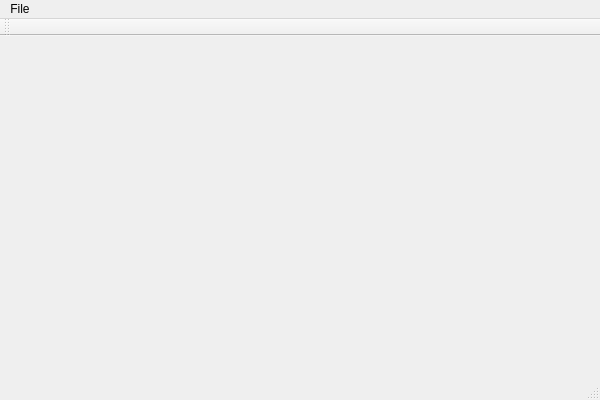
Old version of the form mainwindow.ui in the repository rizzlesauce/image-manipulator.
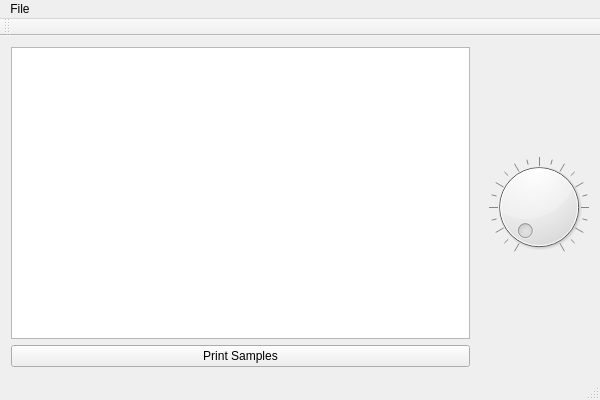
New version of the form.

Patch:
```diff
--- a/mainwindow.ui
+++ b/mainwindow.ui
@@ -10,10 +10,56 @@
     <height>400</height>
    </rect>
   </property>
+  <property name="sizePolicy">
+   <sizepolicy hsizetype="MinimumExpanding" vsizetype="MinimumExpanding">
+    <horstretch>0</horstretch>
+    <verstretch>0</verstretch>
+   </sizepolicy>
+  </property>
   <property name="windowTitle">
    <string>MainWindow</string>
   </property>
-  <widget class="QWidget" name="centralWidget"/>
+  <widget class="QWidget" name="centralWidget">
+   <layout class="QHBoxLayout" name="horizontalLayout">
+    <item>
+     <layout class="QVBoxLayout" name="verticalLayout">
+      <item>
+       <widget class="QPlainTextEdit" name="plainTextEdit"/>
+      </item>
+      <item>
+       <widget class="QPushButton" name="printSamplesButton">
+        <property name="text">
+         <string>Print Samples</string>
+        </property>
+       </widget>
+      </item>
+     </layout>
+    </item>
+    <item>
+     <widget class="QLabel" name="imageLabel">
+      <property name="text">
+       <string/>
+      </property>
+     </widget>
+    </item>
+    <item>
+     <widget class="QDial" name="dial">
+      <property name="maximum">
+       <number>100</number>
+      </property>
+      <property name="wrapping">
+       <bool>false</bool>
+      </property>
+      <property name="notchTarget">
+       <double>5.000000000000000</double>
+      </property>
+      <property name="notchesVisible">
+       <bool>true</bool>
+      </property>
+     </widget>
+    </item>
+   </layout>
+  </widget>
   <widget class="QToolBar" name="mainToolBar">
    <attribute name="toolBarArea">
     <enum>TopToolBarArea</enum>
```
